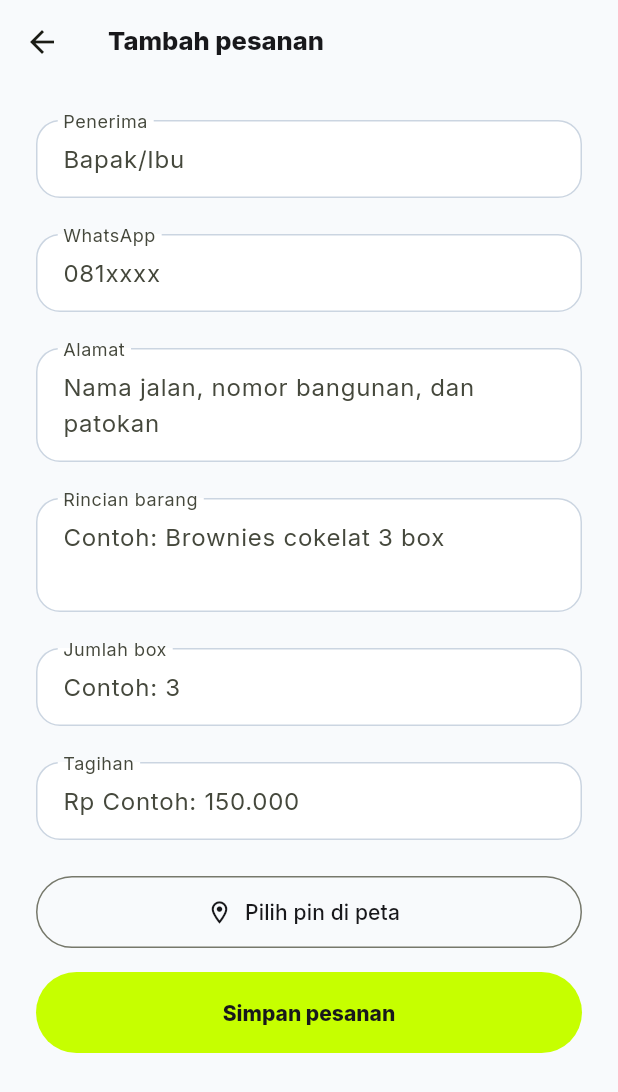
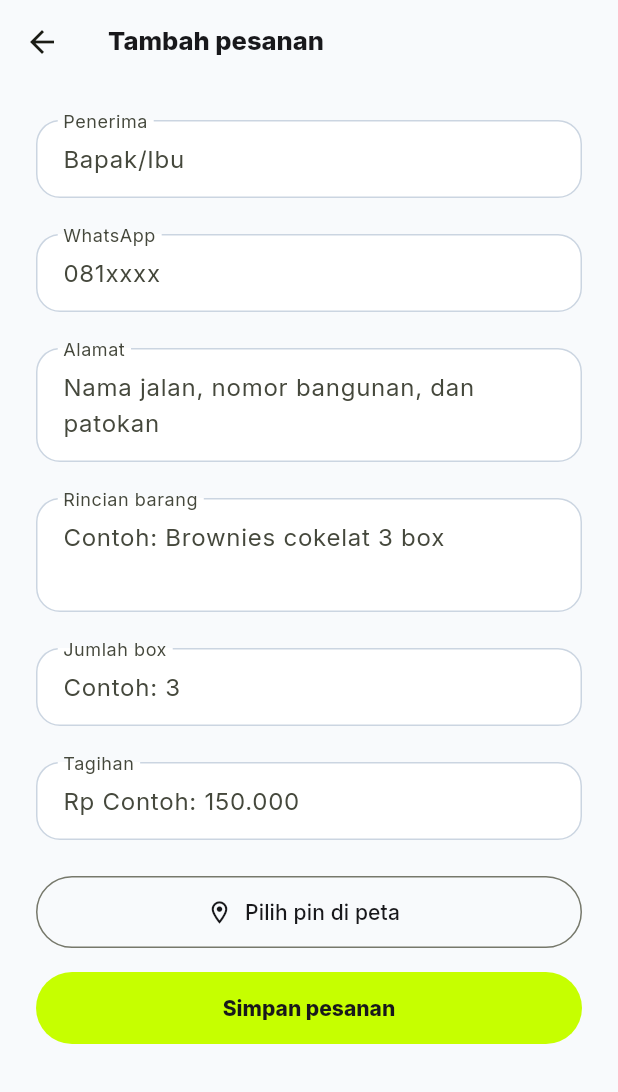
Before and after one commit to nm-al1/KurirGO-APP, a Flutter app: the screen it shows once a user with an empty profile is signed in, after a tap on "Tambah pesanan", on a phone screen of 412 x 824 dp. Shown: the top 1092 px of the screen. Run offline on Flutter 3.47's test engine with Material 3 defaults, Android fonts, the phone set to English and light mode, and no system bars; our stand-ins replace flutter_map, geolocator, google_maps_flutter, image_picker, latlong2, sqflite_common and 3 more; accounts and stored records are empty.

Commit message:
add: Fix UI

```diff
--- a/lib/features/production/app.dart
+++ b/lib/features/production/app.dart
@@ -275,7 +275,19 @@ Future<T?> openPage<T>(BuildContext context, Widget page) =>
             ? Duration.zero
             : const Duration(milliseconds: 180),
         pageBuilder: (_, _, _) => page,
-        transitionsBuilder: (_, animation, _, child) =>
-            FadeTransition(opacity: animation, child: child),
+        transitionsBuilder: (_, animation, _, child) {
+          final eased = animation.drive(CurveTween(curve: Curves.easeOutCubic));
+          return FadeTransition(
+            opacity: eased,
+            child: AnimatedBuilder(
+              animation: eased,
+              child: child,
+              builder: (_, page) => Transform.translate(
+                offset: Offset(0, 8 * (1 - eased.value)),
+                child: page,
+              ),
+            ),
+          );
+        },
       ),
     );
--- a/lib/features/production/figcraft_widgets.dart
+++ b/lib/features/production/figcraft_widgets.dart
@@ -76,7 +76,12 @@ class FigcraftTabs extends StatelessWidget {
   Widget build(BuildContext context) => SafeArea(
     top: false,
     child: Padding(
-      padding: const EdgeInsets.fromLTRB(20, 8, 20, 12),
+      padding: EdgeInsets.fromLTRB(
+        MediaQuery.sizeOf(context).width < 360 ? 4 : 20,
+        8,
+        MediaQuery.sizeOf(context).width < 360 ? 4 : 20,
+        12,
+      ),
       child: Container(
         padding: const EdgeInsets.all(5),
         decoration: BoxDecoration(
@@ -92,12 +97,18 @@ class FigcraftTabs extends StatelessWidget {
               (Icons.person_outline, 'Profil'),
             ].indexed)
               Expanded(
+                flex: MediaQuery.textScalerOf(context).scale(10) > 13
+                    ? [8, 11, 13, 8][entry.$1]
+                    : 1,
                 child: TextButton(
                   style: TextButton.styleFrom(
                     padding: const EdgeInsets.symmetric(
                       horizontal: 2,
                       vertical: 10,
                     ),
+                    animationDuration: MediaQuery.disableAnimationsOf(context)
+                        ? Duration.zero
+                        : const Duration(milliseconds: 180),
                     minimumSize: const Size(48, 48),
                     foregroundColor: selected == entry.$1 ? ink : Colors.white,
                     backgroundColor: selected == entry.$1
@@ -105,11 +116,17 @@ class FigcraftTabs extends StatelessWidget {
                         : Colors.transparent,
                   ),
                   onPressed: () => onChanged(entry.$1),
-                  child: Column(
+                  child: Flex(
+                    direction:
+                        MediaQuery.sizeOf(context).width >= 390 &&
+                            MediaQuery.textScalerOf(context).scale(10) <= 11
+                        ? Axis.horizontal
+                        : Axis.vertical,
+                    mainAxisAlignment: MainAxisAlignment.center,
                     mainAxisSize: MainAxisSize.min,
                     children: [
                       Icon(entry.$2.$1, size: 19),
-                      const SizedBox(height: 3),
+                      const SizedBox(height: 3, width: 4),
                       Text(
                         entry.$2.$2,
                         style: const TextStyle(
--- a/lib/features/production/home.dart
+++ b/lib/features/production/home.dart
@@ -171,8 +171,9 @@ class _CourierHomeState extends State<CourierHome> {
           duration: MediaQuery.disableAnimationsOf(context)
               ? Duration.zero
               : const Duration(milliseconds: 180),
+          switchInCurve: Curves.easeOutCubic,
           child: ListView(
-            key: ValueKey(tab),
+            key: PageStorageKey(tab),
             padding: const EdgeInsets.all(20),
             children: [
               if (tab == 0) ...[CourierIdentity(c), const SizedBox(height: 22)],
--- a/lib/features/production/order_form.dart
+++ b/lib/features/production/order_form.dart
@@ -188,6 +188,9 @@ class _OrderFormState extends State<OrderForm> {
           ),
           const SizedBox(height: 16),
           FilledButton(
+            style: FilledButton.styleFrom(
+              minimumSize: const Size.fromHeight(48),
+            ),
             onPressed: busy ? null : save,
             child: Text(busy ? 'Menyimpan…' : 'Simpan pesanan'),
           ),
```
Also changed, not shown: lib/features/production/trip_page.dart (+10 -0 lines), 2 other files.
